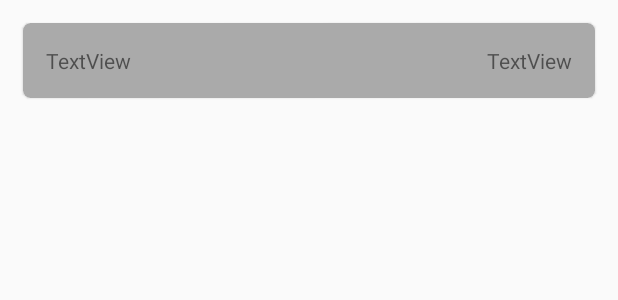
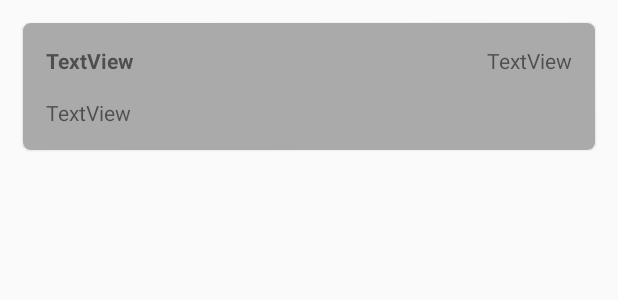
Before and after one commit to trofimuk/stackoverflowclient, an Android app: the layout questions_item.xml on its own in the app's theme, with its tools: preview values and no code run, on a phone screen of 412 x 824 dp. Shown: the top 300 px of the screen. Run offline under Robolectric (Android 15) with nearby library versions, the phone set to English and light mode, and no system bars.

Commit message:
add date and author to questions list;

```diff
--- a/app/src/main/java/com/sofclient/questions/datasource/QuestionsDataSource.kt
+++ b/app/src/main/java/com/sofclient/questions/datasource/QuestionsDataSource.kt
@@ -53,7 +53,7 @@ class QuestionsDataSource(
     private fun transform(questionsEntity: QuestionsEntity): MutableList<Question> {
         val questionList = ArrayList<Question>()
         questionsEntity.items.forEach {
-            questionList.add(Question(it.question_id, it.title))
+            questionList.add(Question(question_id = it.question_id, title = it.title, owner = it.owner, date = it.date))
         }
         return questionList
     }
--- a/app/src/main/res/layout/questions_item.xml
+++ b/app/src/main/res/layout/questions_item.xml
@@ -27,29 +27,40 @@
             android:layout_height="match_parent">
 
             <TextView
+                android:id="@+id/tvName"
+                android:layout_width="wrap_content"
+                android:layout_height="wrap_content"
+                android:layout_marginTop="15dp"
+                android:layout_marginLeft="15dp"
+                android:layout_marginBottom="15dp"
+                android:text="TextView"
+                android:textStyle="bold"
+                app:layout_constraintLeft_toLeftOf="parent"
+                app:layout_constraintTop_toTopOf="parent" />
+
+            <TextView
                 android:id="@+id/tvTitle"
                 android:layout_width="0dp"
                 android:layout_height="wrap_content"
-                android:layout_marginLeft="15dp"
                 android:layout_marginTop="15dp"
+                android:layout_marginRight="15dp"
                 android:layout_marginBottom="15dp"
                 android:text="TextView"
-                android:layout_marginRight="15dp"
                 app:layout_constraintBottom_toBottomOf="parent"
-                app:layout_constraintEnd_toStartOf="@+id/tvId"
+                app:layout_constraintEnd_toEndOf="parent"
                 app:layout_constraintLeft_toLeftOf="parent"
-                app:layout_constraintStart_toStartOf="parent"
-                app:layout_constraintTop_toTopOf="parent" />
+                app:layout_constraintStart_toStartOf="@+id/tvName"
+                app:layout_constraintTop_toBottomOf="@+id/tvName" />
 
             <TextView
-                android:id="@+id/tvId"
-                android:layout_width="wrap_content"
+                android:id="@+id/tvDate"
+                android:layout_width="0dp"
                 android:layout_height="wrap_content"
+                android:layout_marginRight="15dp"
+                android:layout_marginBottom="15dp"
                 android:layout_marginTop="15dp"
-                android:layout_marginBottom="15dp"
-                android:layout_marginRight="15dp"
                 android:text="TextView"
-                app:layout_constraintBottom_toBottomOf="parent"
+                app:layout_constraintEnd_toEndOf="parent"
                 app:layout_constraintRight_toRightOf="parent"
                 app:layout_constraintTop_toTopOf="parent" />
 
```
Also changed, not shown: app/src/main/java/com/sofclient/holders/QuestionHolder.kt (+10 -1 lines), data/src/main/java/com/example/data/questions/Owner.kt (added, +8 -0 lines), data/src/main/java/com/example/data/questions/Question.kt (+9 -1 lines).
